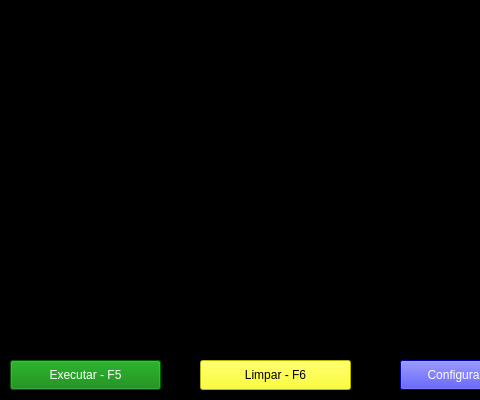
Above: UI/MainWindow.ui from WeldercrisRibeiro/SQLTools before the change; both pictures show x 0 to 480 and y 0 to 400 of the 800 by 400 pixel window. Below: the same form after it.
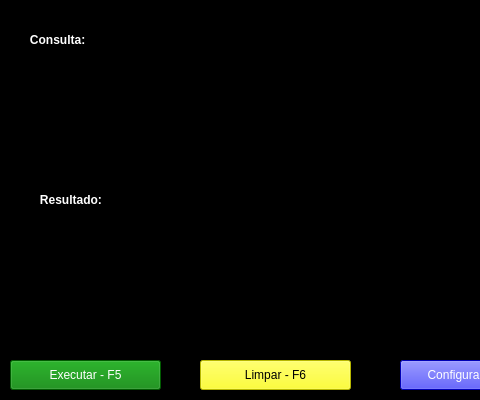
That is the form after the change. Icons and pictures are not drawn.

What changed in the file:
```diff
--- a/UI/MainWindow.ui
+++ b/UI/MainWindow.ui
@@ -21,9 +21,9 @@
     <property name="geometry">
      <rect>
       <x>9</x>
-      <y>9</y>
+      <y>42</y>
       <width>782</width>
-      <height>154</height>
+      <height>141</height>
      </rect>
     </property>
     <property name="styleSheet">
@@ -136,6 +136,83 @@
      <string>Executar - F5</string>
     </property>
    </widget>
+   <widget class="QLabel" name="label">
+    <property name="geometry">
+     <rect>
+      <x>30</x>
+      <y>190</y>
+      <width>71</width>
+      <height>20</height>
+     </rect>
+    </property>
+    <property name="font">
+     <font>
+      <weight>75</weight>
+      <bold>true</bold>
+     </font>
+    </property>
+    <property name="styleSheet">
+     <string notr="true">color: rgb(255, 255, 255);
+background-color: rgb(0, 0, 0);</string>
+    </property>
+    <property name="text">
+     <string>   Resultado:  </string>
+    </property>
+    <property name="scaledContents">
+     <bool>false</bool>
+    </property>
+   </widget>
+   <widget class="QLabel" name="label_2">
+    <property name="geometry">
+     <rect>
+      <x>20</x>
+      <y>30</y>
+      <width>71</width>
+      <height>20</height>
+     </rect>
+    </property>
+    <property name="font">
+     <font>
+      <weight>75</weight>
+      <bold>true</bold>
+     </font>
+    </property>
+    <property name="styleSheet">
+     <string notr="true">color: rgb(255, 255, 255);
+background-color: rgb(0, 0, 0);</string>
+    </property>
+    <property name="text">
+     <string>   Consulta:  </string>
+    </property>
+   </widget>
+   <widget class="QLabel" name="label_3">
+    <property name="geometry">
+     <rect>
+      <x>20</x>
+      <y>10</y>
+      <width>51</width>
+      <height>21</height>
+     </rect>
+    </property>
+    <property name="text">
+     <string/>
+    </property>
+    <property name="pixmap">
+     <pixmap resource="../aditionals/files.qrc">:/newPrefix/mac.png</pixmap>
+    </property>
+    <property name="scaledContents">
+     <bool>true</bool>
+    </property>
+   </widget>
+   <zorder>query_entry</zorder>
+   <zorder>result_text</zorder>
+   <zorder>exit_button</zorder>
+   <zorder>clear_button</zorder>
+   <zorder>config_button</zorder>
+   <zorder>execute_button</zorder>
+   <zorder>label_3</zorder>
+   <zorder>label_2</zorder>
+   <zorder>label</zorder>
   </widget>
  </widget>
  <resources/>
```
Left out of the diff: 6 changed lines with no effect on the pictures.
